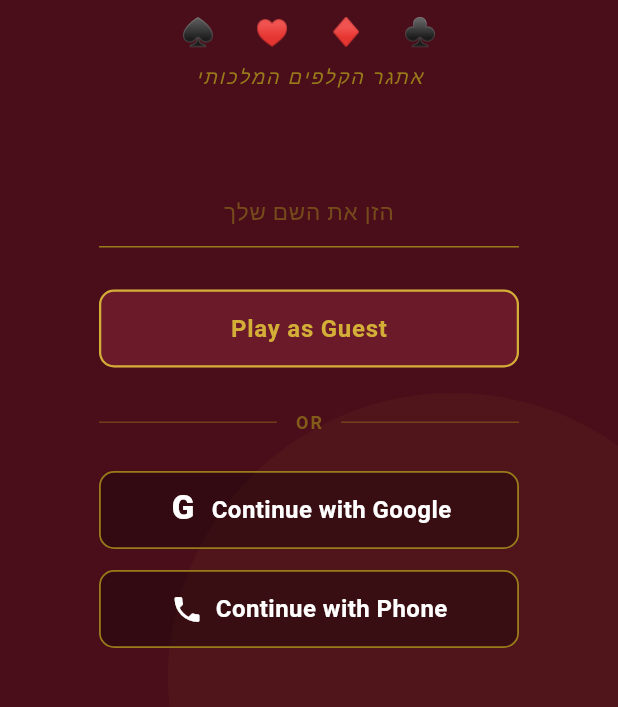
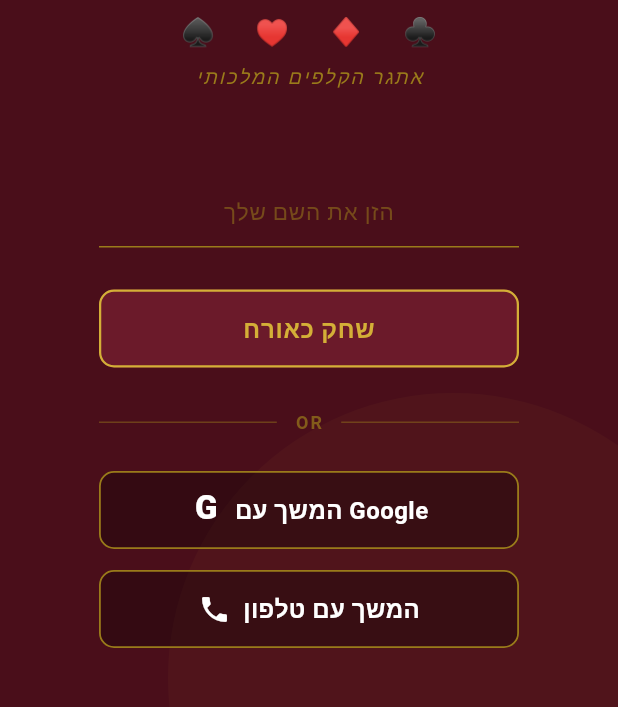
Before and after one commit to itay-nov/royal-frame, a Flutter app: the screen it shows after launch, after a tap on "עברית", on a phone screen of 412 x 824 dp, the part 423-1130 px from its top. Run offline on Flutter 3.47's test engine with Material 3 defaults, Android fonts, the phone set to English and light mode, and no system bars; our stand-ins replace audioplayers, cloud_firestore, confetti, firebase_auth, firebase_core, flutter_secure_storage and 6 more; missing offline and left inert: dart:js_interop, firebase_app_check; accounts and stored records are empty; network calls fail.

Commit message:
feat(l10n,a11y): backfill English-only strings, icon tooltips, contrast fixes
l10n (Hebrew strings are mine — flag for native review before release):
- L class gains 20 getters; wired into DuelHud (+lang param), duel
  result overlay (+lang), cosmetics shop (+lang: title/tabs), game-over
  sudden-death line, winner difficulty-multiplier row, welcome auth
  buttons + name validation, duel-sync failure snack.
- Audit correction vs the exploration report: tutorial hints and
  leave-duel dialog were already bilingual inline — only genuinely
  English-only strings were backfilled. Inline-bilingual ternaries left
  as-is (working; L-class migration is cosmetic follow-up).
a11y:
- _buildCompactIcon gains tooltip support (Tooltip = hover hint +
  screen-reader label); wired: main menu/undo/new game/daily goal —
  verified live in Hebrew via the semantics tree.
- Contrast: three genuine small-text failures (kGold ~2.9:1 on
  kBurgundyLight: tutorial step counter, rules page counter, winner XP
  badge) bumped to kGoldLight; dark-scrim gold text left alone.
perf: dart fix const pass — nothing to fix.
Final audit: frozen/locked lib files untouched across the whole sprint;
main.dart diff confined to ThemeData; withOpacity/MaterialPageRoute/
non-exempt hex colors all zero; analyze at the 14-info floor; 32/32
tests; web build OK; Hebrew RTL pass on menu, board, cosmetics dialog.

Co-Authored-By: Claude Fable 5 <noreply@anthropic.com>

```diff
--- a/lib/screens/welcome_screen.dart
+++ b/lib/screens/welcome_screen.dart
@@ -82,7 +82,7 @@ class _WelcomeScreenState extends State<WelcomeScreen> {
   void _startGame() async {
     final name = _nameCtrl.text.trim();
     if (name.isEmpty) {
-      _showError('Please enter a name');
+      _showError(_l.errEnterName);
       return;
     }
 
@@ -514,14 +514,14 @@ class _WelcomeScreenState extends State<WelcomeScreen> {
   Widget _buildButtonGroup() {
     return Column(
       children: [
-        _buildPrimaryButton(label: 'Play as Guest', onPressed: _startGame),
+        _buildPrimaryButton(label: _l.btnPlayAsGuest, onPressed: _startGame),
 
         const SizedBox(height: 28),
         _buildOrDivider(),
         const SizedBox(height: 24),
 
         _buildSocialLoginButton(
-          label: 'Continue with Google',
+          label: _l.btnContinueGoogle,
           icon: _buildGoogleIcon(),
           onPressed: _signInWithGoogle,
         ),
@@ -529,7 +529,7 @@ class _WelcomeScreenState extends State<WelcomeScreen> {
         const SizedBox(height: 14),
 
         _buildSocialLoginButton(
-          label: 'Continue with Phone',
+          label: _l.btnContinuePhone,
           icon: const Icon(Icons.phone, size: _kIconSize, color: Colors.white),
           onPressed: _signInWithPhone,
         ),
--- a/lib/utils/localization.dart
+++ b/lib/utils/localization.dart
@@ -39,6 +39,8 @@ class L {
   String get tooltipNewGame => isHe ? 'משחק חדש' : 'New Game';
   String get tooltipRules => isHe ? 'חוקים' : 'Rules';
   String get tooltipMore => isHe ? 'עוד' : 'More';
+  String get tooltipHome => isHe ? 'תפריט ראשי' : 'Main menu';
+  String get tooltipDailyGoal => isHe ? 'יעד יומי' : 'Daily goal';
 
   String get menuDebugShow => isHe ? 'הצג כלי פיתוח' : 'Show debug tools';
   String get menuDebugHide => isHe ? 'הסתר כלי פיתוח' : 'Hide debug tools';
@@ -84,6 +86,45 @@ class L {
   String get lossBtn => isHe ? 'נסה שוב' : 'Try Again';
   String lossCardsLeft(int n) =>
       isHe ? 'קלפים שנשארו בחפיסה: $n' : 'Cards remaining in deck: $n';
+  String get lossSuddenDeath =>
+      isHe ? 'מהלך אחד שגוי — וזהו.' : 'One wrong move — and that\'s it.';
+  String difficultyMultiplier(String m) =>
+      isHe ? 'רמת קושי ×$m' : 'Difficulty ×$m';
+
+  // Duel HUD & result screen
+  String get duelYou => isHe ? 'אתה' : 'YOU';
+  String get duelOpponentFallback => isHe ? 'יריב' : 'Opponent';
+  String get duelGuestFallback => isHe ? 'אורח' : 'Guest';
+  String get duelYouWinBanner =>
+      isHe ? '  ניצחת בדו-קרב!' : '  You Win the Duel!';
+  String get duelOpponentWinsBanner =>
+      isHe ? '  היריב ניצח בדו-קרב' : '  Opponent Wins the Duel';
+  String get duelOpponentReady =>
+      isHe ? 'היריב מוכן!' : 'Opponent is ready!';
+  String get duelWaitingOpponent =>
+      isHe ? 'ממתין ליריב...' : 'Waiting for opponent...';
+  String get btnPlayAgain => isHe ? 'שחק שוב' : 'Play Again';
+  String get duelOpponentCaps => isHe ? 'יריב' : 'OPPONENT';
+  String get duelResultWinTitle =>
+      isHe ? '👑 ניצחת בדו-קרב!' : '👑 You Win the Duel!';
+  String get duelResultLossTitle =>
+      isHe ? '💀 היריב ניצח' : '💀 Opponent Wins';
+  String get duelSyncFailed => isHe
+      ? 'בעיית חיבור — ייתכן שתוצאת הדו-קרב לא נשמרה.'
+      : 'Connection issue — your duel result may not be recorded.';
+
+  // Cosmetics shop
+  String get cosmeticsTitle => isHe ? 'גלריית ערכות' : 'Theme Gallery';
+  String get cosmeticsCardBacks => isHe ? 'גבי קלפים' : 'Card Backs';
+  String get cosmeticsBoardColors => isHe ? 'צבעי לוח' : 'Board Colors';
+
+  // Welcome screen
+  String get btnPlayAsGuest => isHe ? 'שחק כאורח' : 'Play as Guest';
+  String get btnContinueGoogle =>
+      isHe ? 'המשך עם Google' : 'Continue with Google';
+  String get btnContinuePhone =>
+      isHe ? 'המשך עם טלפון' : 'Continue with Phone';
+  String get errEnterName => isHe ? 'נא להזין שם' : 'Please enter a name';
 
   String get rulesTitle => isHe ? 'חוקים' : 'Rules';
   String get rulesBody => isHe
--- a/lib/widgets/board/game_over_overlay.dart
+++ b/lib/widgets/board/game_over_overlay.dart
@@ -75,9 +75,7 @@ class GameOverOverlay extends StatelessWidget {
               ),
               const SizedBox(height: 6),
               Text(
-                game.isSuddenDeath
-                    ? 'One wrong move — and that\'s it.'
-                    : l.lossSub,
+                game.isSuddenDeath ? l.lossSuddenDeath : l.lossSub,
                 textAlign: TextAlign.center,
                 style: const TextStyle(
                     color: Colors.white70,
--- a/lib/widgets/rules_dialog.dart
+++ b/lib/widgets/rules_dialog.dart
@@ -117,7 +117,8 @@ class _RulesDialogState extends State<RulesDialog> {
                 child: Text(
                   '${_page + 1} / ${pages.length}',
                   style: const TextStyle(
-                    color: kGold,
+                    // kGoldLight for WCAG small-text contrast on burgundy.
+                    color: kGoldLight,
                     fontSize: 13,
                     fontWeight: FontWeight.w700,
                     letterSpacing: 1,
--- a/lib/widgets/tutorial_overlay.dart
+++ b/lib/widgets/tutorial_overlay.dart
@@ -206,7 +206,9 @@ class _TutorialOverlayState extends State<TutorialOverlay>
                           ? 'שלב ${_step + 1} / ${_steps.length}'
                           : 'Step ${_step + 1} / ${_steps.length}',
                       style: const TextStyle(
-                        color: kGold,
+                        // kGoldLight for WCAG small-text contrast on the
+                        // burgundy modal (kGold measures ~2.9:1 here).
+                        color: kGoldLight,
                         fontSize: 11,
                         fontWeight: FontWeight.w700,
                         letterSpacing: 1.4,
```
Also changed, not shown: lib/screens/board_screen.dart (+16 -13 lines), lib/widgets/board/duel_hud.dart (+9 -5 lines), lib/widgets/board/winner_overlay.dart (+5 -2 lines), lib/widgets/dialogs/cosmetics_shop_dialog.dart (+11 -7 lines), lib/widgets/duel_result_overlay.dart (+18 -14 lines).
